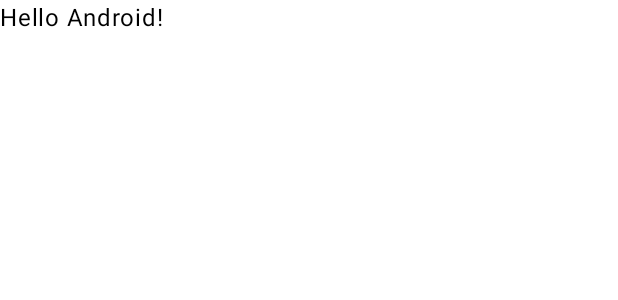
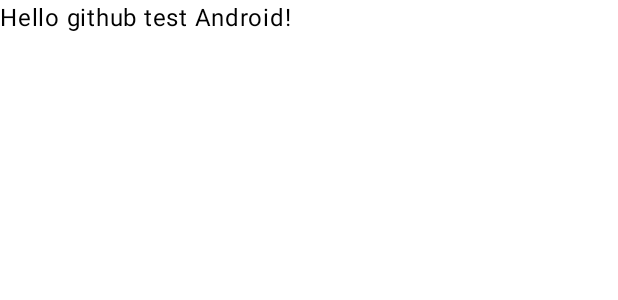
Before and after one commit to sekbn/SoSe25_MOCO_Benaggoune_El-Masoudi_Serindik, an Android app built with Jetpack Compose: the @Preview function GreetingPreview, on a phone screen of 412 x 824 dp. Shown: the top 300 px of the screen. Run offline under Robolectric (Android 15) with nearby library versions, the phone set to English and light mode, and no system bars.

Commit message:
string change

```diff
--- a/app/src/main/java/io/moxd/tamagotree/MainActivity.kt
+++ b/app/src/main/java/io/moxd/tamagotree/MainActivity.kt
@@ -33,7 +33,7 @@ class MainActivity : ComponentActivity() {
 @Composable
 fun Greeting(name: String, modifier: Modifier = Modifier) {
     Text(
-        text = "Hello $name!",
+        text = "Hello github test $name!",
         modifier = modifier
     )
 }
```
